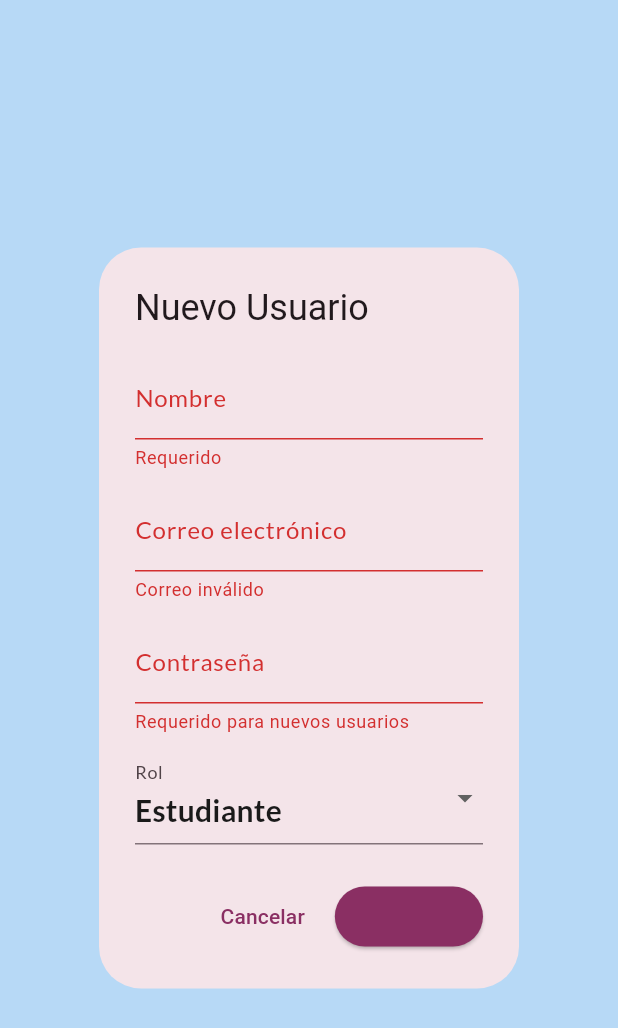
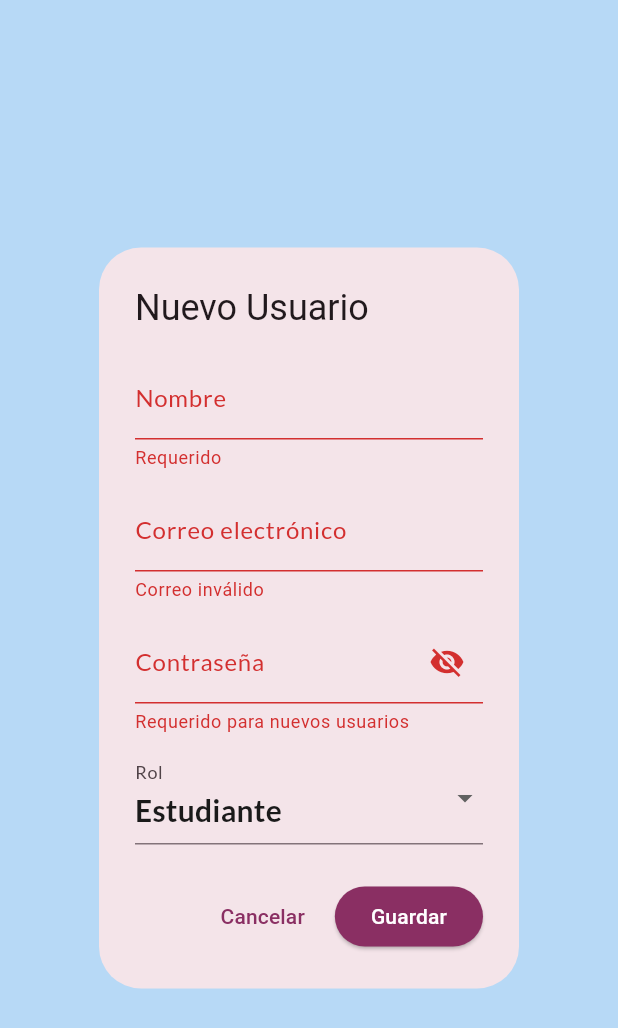
Before and after one commit to Aron-117/App_Lideres-priv, a Flutter app: the UserFormDialog widget shown alone on an empty page, opened directly, after a tap on "Guardar", on a phone screen of 412 x 824 dp. Shown: the top 1028 px of the screen. Run offline on Flutter 3.47's test engine with Material 3 defaults, Android fonts, the phone set to English and light mode, and no system bars; our stand-ins replace file_picker, flutter_secure_storage, google_fonts; accounts and stored records are empty.

Commit message:
Fix admin form

```diff
--- /dev/null
+++ b/devtools_options.yaml
@@ -0,0 +1,3 @@
+description: This file stores settings for Dart & Flutter DevTools.
+documentation: https://docs.flutter.dev/tools/devtools/extensions#configure-extension-enablement-states
+extensions:
--- a/lib/core/models/user_model.dart
+++ b/lib/core/models/user_model.dart
@@ -21,11 +21,11 @@ class User {
         parsedRole = UserRole.superAdmin; // o crea rol admin si quieres
         break;
       case 'Profesor':
-        parsedRole = UserRole.professor;
+        parsedRole = UserRole.profesor;
         break;
       case 'Estudiante':
       default:
-        parsedRole = UserRole.student;
+        parsedRole = UserRole.estudiante;
         break;
     }
 
--- a/lib/core/utils/user_roles.dart
+++ b/lib/core/utils/user_roles.dart
@@ -1,13 +1,16 @@
 enum UserRole {
   superAdmin, // El sudo
   admin, // Admin normal
-  professor, // Profesor
-  student, // Estudiante
+  profesor, // Profesor
+  estudiante, // Estudiante
 }
 
 // Extensión para facilitar la lógica en vistas
 extension UserRoleExtension on UserRole {
   bool get canEditCourses =>
-      this == UserRole.superAdmin || this == UserRole.admin || this == UserRole.professor;
-  bool get canManageUsers => this == UserRole.superAdmin || this == UserRole.admin;
+      this == UserRole.superAdmin ||
+      this == UserRole.admin ||
+      this == UserRole.profesor;
+  bool get canManageUsers =>
+      this == UserRole.superAdmin || this == UserRole.admin;
 }
--- a/lib/features/admin/user_form_dialog.dart
+++ b/lib/features/admin/user_form_dialog.dart
@@ -23,14 +23,18 @@ class _UserFormDialogState extends State<UserFormDialog> {
   late UserRole _selectedRole;
 
   bool _isLoading = false;
-
+  bool _isOculto = true;
   @override
   void initState() {
     super.initState();
-    _nameController = TextEditingController(text: widget.userToEdit?.name ?? '');
-    _emailController = TextEditingController(text: widget.userToEdit?.email ?? '');
+    _nameController = TextEditingController(
+      text: widget.userToEdit?.name ?? '',
+    );
+    _emailController = TextEditingController(
+      text: widget.userToEdit?.email ?? '',
+    );
     _passwordController = TextEditingController();
-    _selectedRole = widget.userToEdit?.role ?? UserRole.student;
+    _selectedRole = widget.userToEdit?.role ?? UserRole.estudiante;
   }
 
   @override
@@ -52,7 +56,7 @@ class _UserFormDialogState extends State<UserFormDialog> {
     // El backend espera el rol en texto ("Admin", "Profesor", "Estudiante")
     String roleString = 'Estudiante';
     if (_selectedRole == UserRole.superAdmin) roleString = 'Admin';
-    if (_selectedRole == UserRole.professor) roleString = 'Profesor';
+    if (_selectedRole == UserRole.profesor) roleString = 'Profesor';
 
     bool success = false;
 
@@ -83,7 +87,9 @@ class _UserFormDialogState extends State<UserFormDialog> {
       Navigator.pop(context);
       ScaffoldMessenger.of(context).showSnackBar(
         SnackBar(
-          content: Text(isEditing ? 'Usuario actualizado' : 'Usuario creado exitosamente'),
+          content: Text(
+            isEditing ? 'Usuario actualizado' : 'Usuario creado exitosamente',
+          ),
           backgroundColor: Colors.green,
         ),
       );
@@ -100,7 +106,6 @@ class _UserFormDialogState extends State<UserFormDialog> {
   @override
   Widget build(BuildContext context) {
     final isEditing = widget.userToEdit != null;
-
     return AlertDialog(
       title: Text(isEditing ? 'Editar Usuario' : 'Nuevo Usuario'),
       content: SingleChildScrollView(
@@ -112,25 +117,43 @@ class _UserFormDialogState extends State<UserFormDialog> {
               TextFormField(
                 controller: _nameController,
                 decoration: const InputDecoration(labelText: 'Nombre'),
-                validator: (val) => val == null || val.isEmpty ? 'Requerido' : null,
+                validator: (val) =>
+                    val == null || val.isEmpty ? 'Requerido' : null,
               ),
               const SizedBox(height: 12),
               TextFormField(
                 controller: _emailController,
-                decoration: const InputDecoration(labelText: 'Correo electrónico'),
+                decoration: const InputDecoration(
+                  labelText: 'Correo electrónico',
+                ),
                 keyboardType: TextInputType.emailAddress,
-                validator: (val) => val == null || !val.contains('@') ? 'Correo inválido' : null,
+                validator: (val) => val == null || !val.contains('@')
+                    ? 'Correo inválido'
+                    : null,
               ),
               const SizedBox(height: 12),
               TextFormField(
                 controller: _passwordController,
+                obscureText: _isOculto,
                 decoration: InputDecoration(
                   labelText: isEditing ? 'Contraseña (opcional)' : 'Contraseña',
+                  suffixIcon: IconButton(
+                    icon: Icon(
+                      _isOculto ? Icons.visibility_off : Icons.visibility,
+                    ),
+                    onPressed: () {
+                      setState(() {
+                        _isOculto = !_isOculto;
+                      });
+                    },
+                  ),
                 ),
-                obscureText: true,
                 validator: (val) {
                   if (!isEditing && (val == null || val.isEmpty)) {
                     return 'Requerido para nuevos usuarios';
+                  }
+                  if (val != null && val.isNotEmpty && val.length < 8) {
+                    return 'Mínimo 8 caracteres';
                   }
                   return null;
                 },
@@ -140,9 +163,18 @@ class _UserFormDialogState extends State<UserFormDialog> {
                 value: _selectedRole,
                 decoration: const InputDecoration(labelText: 'Rol'),
                 items: const [
-                  DropdownMenuItem(value: UserRole.student, child: Text('Estudiante')),
-                  DropdownMenuItem(value: UserRole.professor, child: Text('Profesor')),
-                  DropdownMenuItem(value: UserRole.superAdmin, child: Text('Administrador')),
+                  DropdownMenuItem(
+                    value: UserRole.estudiante,
+                    child: Text('Estudiante'),
+                  ),
+                  DropdownMenuItem(
+                    value: UserRole.profesor,
+                    child: Text('Profesor'),
+                  ),
+                  DropdownMenuItem(
+                    value: UserRole.superAdmin,
+                    child: Text('Administrador'),
+                  ),
                 ],
                 onChanged: (val) {
                   if (val != null) setState(() => _selectedRole = val);
@@ -161,8 +193,12 @@ class _UserFormDialogState extends State<UserFormDialog> {
           onPressed: _isLoading ? null : _submit,
           style: ElevatedButton.styleFrom(backgroundColor: AppColors.primary),
           child: _isLoading
-              ? const SizedBox(height: 20, width: 20, child: CircularProgressIndicator(strokeWidth: 2))
-              : const Text('Guardar'),
+              ? const SizedBox(
+                  height: 20,
+                  width: 20,
+                  child: CircularProgressIndicator(strokeWidth: 2),
+                )
+              : const Text('Guardar', style: TextStyle(color: Colors.white)),
         ),
       ],
     );
--- a/lib/features/courses/class_detail_screen.dart
+++ b/lib/features/courses/class_detail_screen.dart
@@ -22,7 +22,7 @@ class ClassDetailScreen extends StatelessWidget {
 
     // 2. Leemos el usuario actual para saber si es Profesor o Alumno
     final auth = context.watch<AuthProvider>();
-    final currentUserRole = auth.currentUser?.role ?? UserRole.student;
+    final currentUserRole = auth.currentUser?.role ?? UserRole.estudiante;
 
     // 3. Envolvemos la pantalla para que haga la petición al backend al abrirse
     return ChangeNotifierProvider(
@@ -175,7 +175,8 @@ class ClassDetailScreen extends StatelessWidget {
                                     Navigator.push(
                                       context,
                                       MaterialPageRoute(
-                                        builder: (_) => const MaterialDetailScreen(),
+                                        builder: (_) =>
+                                            const MaterialDetailScreen(),
                                         settings: RouteSettings(arguments: res),
                                       ),
                                     );
```
Also changed, not shown: lib/core/widgets/custom_drawer.dart (+24 -6 lines), lib/features/admin/admin_screen.dart (+32 -12 lines), lib/features/auth/login_screen.dart (+7 -2 lines), lib/features/profile/profile_screen.dart (+78 -22 lines), lib/services/admin_service.dart (+16 -7 lines).
